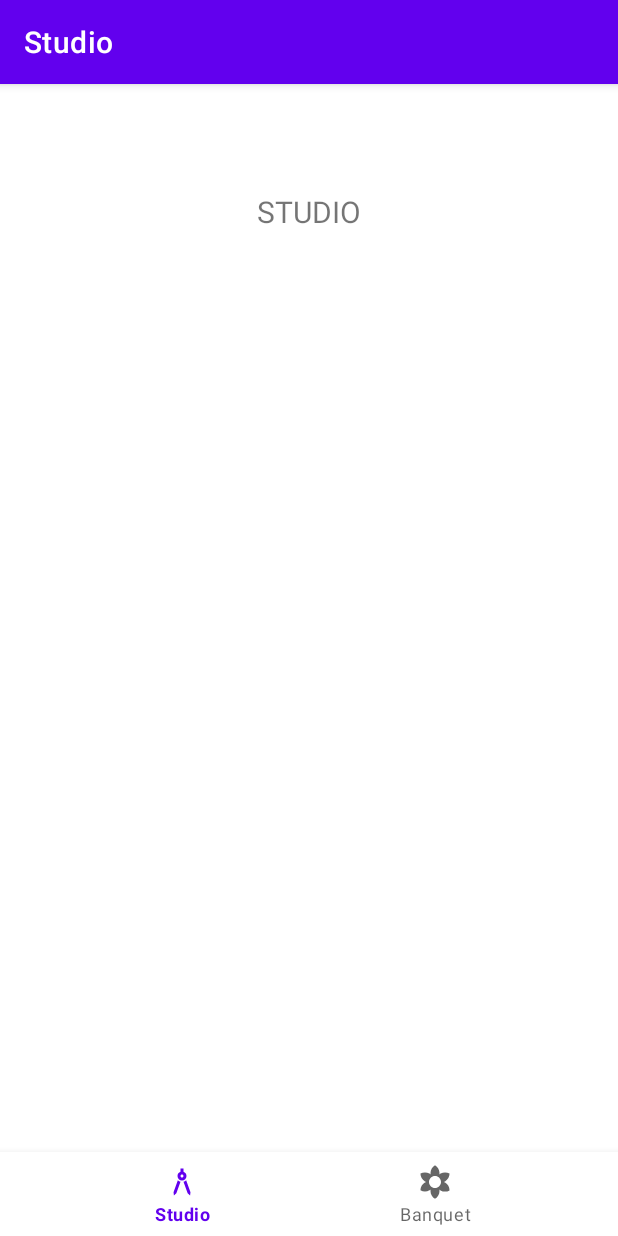
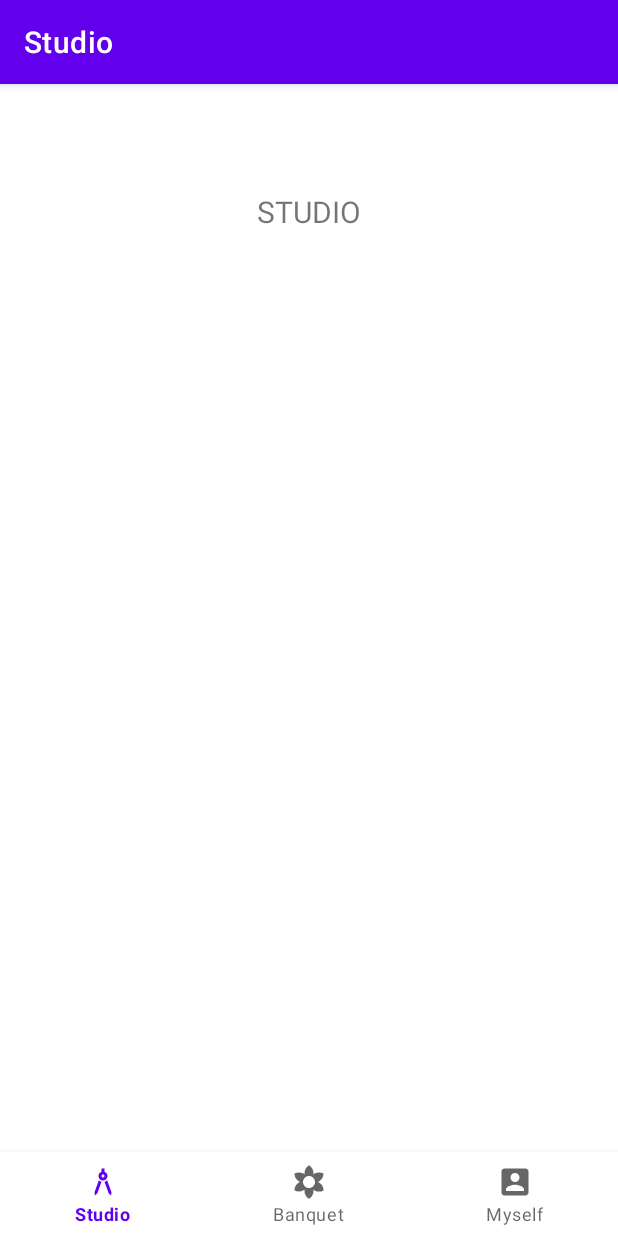
Before and after one commit to Voychek1024/Mobile-Computing, an Android app: the screen it shows after launch (MainActivity), on a phone screen of 412 x 824 dp. Run offline under Robolectric (Android 15) with nearby library versions, the light colour scheme and no system bars; our stand-ins replace navigation-ui.

Commit message:
ex09 basic ui commit

```diff
--- a/ex10/app/src/main/java/com/shu_mc_03/illusion/MainActivity.java
+++ b/ex10/app/src/main/java/com/shu_mc_03/illusion/MainActivity.java
@@ -20,7 +20,7 @@ public class MainActivity extends AppCompatActivity {
         // Passing each menu ID as a set of Ids because each
         // menu should be considered as top level destinations.
         AppBarConfiguration appBarConfiguration = new AppBarConfiguration.Builder(
-                R.id.navigation_studio, R.id.navigation_share)
+                R.id.navigation_studio, R.id.navigation_share, R.id.navigation_self)
                 .build();
         NavController navController = Navigation.findNavController(this, R.id.nav_host_fragment);
         NavigationUI.setupActionBarWithNavController(this, navController, appBarConfiguration);
--- /dev/null
+++ b/ex10/app/src/main/res/drawable/ic_baseline_account_box_24.xml
@@ -0,0 +1,10 @@
+<vector xmlns:android="http://schemas.android.com/apk/res/android"
+    android:width="24dp"
+    android:height="24dp"
+    android:viewportWidth="24"
+    android:viewportHeight="24"
+    android:tint="?attr/colorControlNormal">
+  <path
+      android:fillColor="@android:color/white"
+      android:pathData="M3,5v14c0,1.1 0.89,2 2,2h14c1.1,0 2,-0.9 2,-2L21,5c0,-1.1 -0.9,-2 -2,-2L5,3c-1.11,0 -2,0.9 -2,2zM15,9c0,1.66 -1.34,3 -3,3s-3,-1.34 -3,-3 1.34,-3 3,-3 3,1.34 3,3zM6,17c0,-2 4,-3.1 6,-3.1s6,1.1 6,3.1v1L6,18v-1z"/>
+</vector>
--- a/ex10/app/src/main/res/menu/bottom_nav_menu.xml
+++ b/ex10/app/src/main/res/menu/bottom_nav_menu.xml
@@ -11,4 +11,9 @@
         android:icon="@drawable/ic_baseline_filter_vintage_24"
         android:title="@string/title_share" />
 
+    <item
+        android:id="@+id/navigation_self"
+        android:icon="@drawable/ic_baseline_account_box_24"
+        android:title="@string/title_self" />
+
 </menu>
--- a/ex10/app/src/main/res/navigation/mobile_navigation.xml
+++ b/ex10/app/src/main/res/navigation/mobile_navigation.xml
@@ -17,4 +17,10 @@
         android:label="@string/title_share"
         tools:layout="@layout/fragment_share" />
 
+    <fragment
+        android:id="@+id/navigation_self"
+        android:name="com.shu_mc_03.illusion.ui.self.Self_Fragment"
+        android:label="@string/title_self"
+        tools:layout="@layout/fragment_self" />
+
 </navigation>
--- a/ex10/app/src/main/res/values/strings.xml
+++ b/ex10/app/src/main/res/values/strings.xml
@@ -2,4 +2,5 @@
     <string name="app_name">Illusion</string>
     <string name="title_studio">Studio</string>
     <string name="title_share">Banquet</string>
+    <string name="title_self">Myself</string>
 </resources>
```
Also changed, not shown: ex10/app/src/main/java/com/shu_mc_03/illusion/ui/self/Self_Fragment.java (added, +33 -0 lines), ex10/app/src/main/java/com/shu_mc_03/illusion/ui/self/Self_ViewModel.java (added, +18 -0 lines), ex10/app/src/main/res/layout/fragment_self.xml (added, +25 -0 lines).
